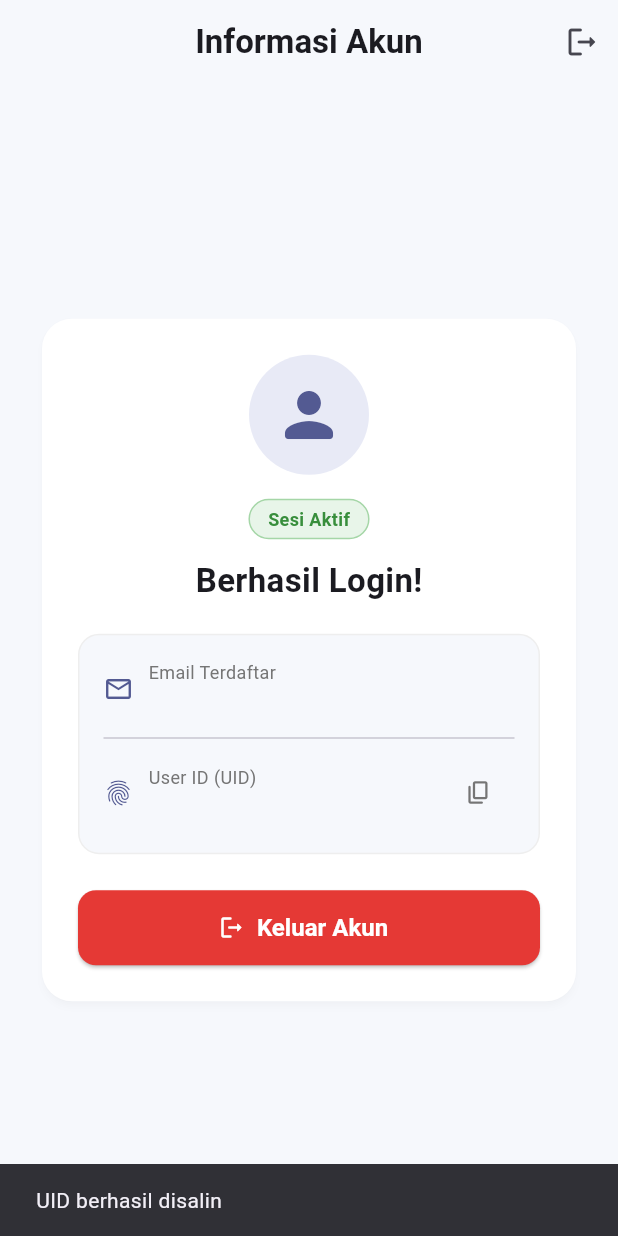
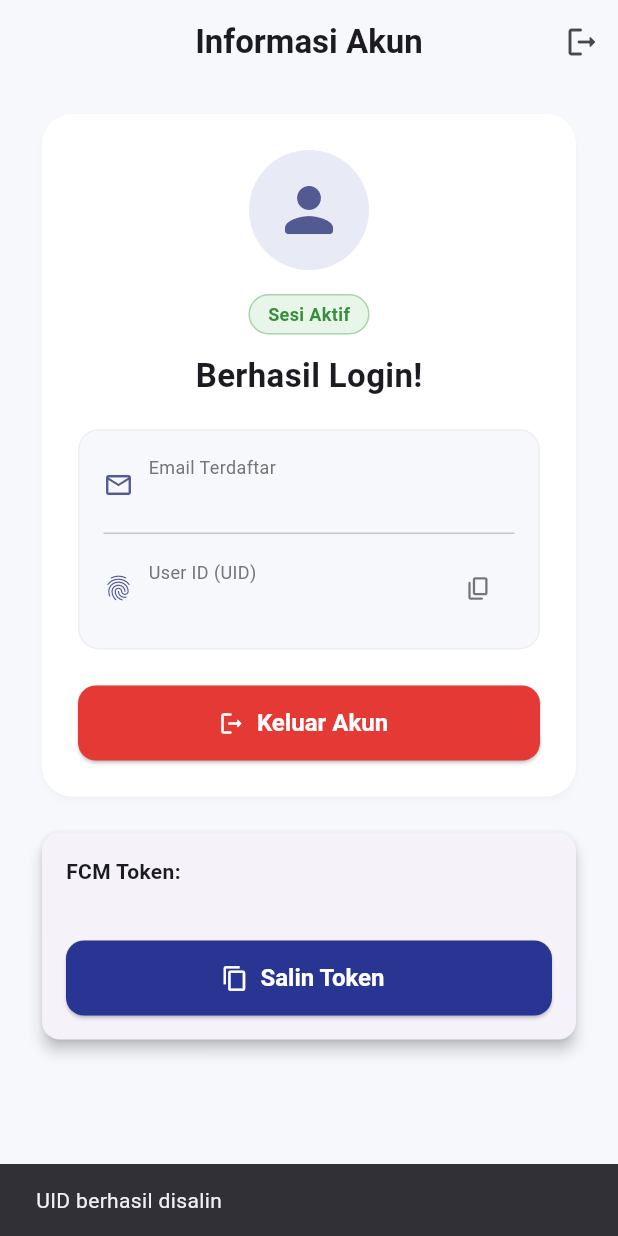
Before and after one commit to aryanfirmansyah126/firebase_login, a Flutter app: the screen it shows once a user with an empty profile is signed in, after a tap on the "content copy" icon, on a phone screen of 412 x 824 dp. Run offline on Flutter 3.47's test engine with Material 3 defaults, Android fonts, the phone set to English and light mode, and no system bars; our stand-ins replace firebase_auth, firebase_core, firebase_messaging, flutter_local_notifications; accounts and stored records are empty.

Commit message:
chore: buat branch pertemuan-9

```diff
--- /dev/null
+++ b/lib/fcm_token_card.dart
@@ -0,0 +1,53 @@
+import 'package:firebase_messaging/firebase_messaging.dart';
+import 'package:flutter/material.dart';
+import 'package:flutter/services.dart';
+
+
+
+/// Kartu untuk menampilkan FCM Token + tombol salin.
+/// Token ini yang nanti ditempel di Postman.
+class FcmTokenCard extends StatelessWidget {
+  const FcmTokenCard({super.key});
+
+  @override
+  Widget build(BuildContext context) {
+    return FutureBuilder<String?>(
+      // ignore: deprecated_member_use
+      future: FirebaseMessaging.instance.getToken(),
+      builder: (context, snapshot) {
+        if (snapshot.connectionState == ConnectionState.waiting) {
+          return const CircularProgressIndicator();
+        }
+        final token = snapshot.data ?? 'Token tidak tersedia';
+        return Card(
+          elevation: 4,
+          child: Padding(
+            padding: const EdgeInsets.all(16),
+            child: Column(
+              crossAxisAlignment: CrossAxisAlignment.start,
+              children: [
+                const Text(
+                  'FCM Token:',
+                  style: TextStyle(fontWeight: FontWeight.bold),
+                ),
+                const SizedBox(height: 8),
+                SelectableText(token, style: const TextStyle(fontSize: 12)),
+                const SizedBox(height: 8),
+                ElevatedButton.icon(
+                  icon: const Icon(Icons.copy),
+                  label: const Text('Salin Token'),
+                  onPressed: () {
+                    Clipboard.setData(ClipboardData(text: token));
+                    ScaffoldMessenger.of(context).showSnackBar(
+                      const SnackBar(content: Text('Token disalin!')),
+                    );
+                  },
+                ),
+              ],
+            ),
+          ),
+        );
+      },
+    );
+  }
+}
--- a/lib/main.dart
+++ b/lib/main.dart
@@ -1,6 +1,8 @@
 import 'package:firebase_core/firebase_core.dart';
+import 'package:firebase_messaging/firebase_messaging.dart';
 import 'package:flutter/material.dart';
 import 'firebase_options.dart';
+import 'notification_service.dart'; // <-- TAMBAHKAN INI (penyebab merah sebelumnya)
 import 'screens/auth_wrapper.dart';
 import 'screens/login_screen.dart';
 
@@ -10,7 +12,13 @@ Future<void> main() async {
     options: DefaultFirebaseOptions.currentPlatform,
   );
 
+  // Daftarkan handler untuk pesan saat aplikasi background / mati
+  FirebaseMessaging.onBackgroundMessage(firebaseMessagingBackgroundHandler);
+
   runApp(const MyApp());
+
+  // Inisialisasi notifikasi (izin, token, listener)
+  await NotificationService.init();
 }
 
 class MyApp extends StatelessWidget {
@@ -22,6 +30,7 @@ class MyApp extends StatelessWidget {
 
     return MaterialApp(
       debugShowCheckedModeBanner: false,
+      navigatorKey: navigatorKey, // Agar bisa navigasi dari klik notifikasi
       title: 'Auth Portal',
       theme: ThemeData(
         useMaterial3: true,
--- /dev/null
+++ b/lib/notification_service.dart
@@ -0,0 +1,159 @@
+import 'dart:convert';
+
+import 'package:firebase_core/firebase_core.dart';
+import 'package:firebase_messaging/firebase_messaging.dart';
+import 'package:flutter/material.dart';
+import 'package:flutter_local_notifications/flutter_local_notifications.dart';
+import 'firebase_options.dart';
+import 'notification_detail_screen.dart';
+
+/// Kunci global Navigator, supaya kita bisa pindah halaman
+/// dari luar widget (misalnya saat notifikasi di-klik).
+final GlobalKey<NavigatorState> navigatorKey = GlobalKey<NavigatorState>();
+/// HANDLER BACKGROUND / TERMINATED
+/// - Wajib fungsi top-level (di luar class).
+/// - Wajib diberi @pragma('vm:entry-point') agar tidak dibuang saat build release.
+/// - Dipanggil saat pesan masuk ketika aplikasi di background / mati.
+@pragma('vm:entry-point')
+Future<void> firebaseMessagingBackgroundHandler(RemoteMessage message) async {
+  await Firebase.initializeApp(options: DefaultFirebaseOptions.currentPlatform);
+  debugPrint('[FCM] Pesan BACKGROUND: ${message.messageId}');
+  debugPrint('[FCM] Data: ${message.data}');
+  // Catatan: notifikasi di system tray sudah ditampilkan otomatis oleh
+  // Android jika payload memiliki bagian "notification".
+}
+
+class NotificationService {
+  NotificationService._();
+
+  static final FirebaseMessaging _messaging = FirebaseMessaging.instance;
+  static final FlutterLocalNotificationsPlugin _localNotif =
+      FlutterLocalNotificationsPlugin();
+
+  /// Channel Android (Android 8+ wajib punya channel).
+  /// ID ini HARUS sama dengan yang ada di AndroidManifest.xml
+  /// dan di payload Postman ("channel_id").
+  static const AndroidNotificationChannel _channel = AndroidNotificationChannel(
+    'high_importance_channel', // id
+    'Notifikasi Penting', // nama yang terlihat di pengaturan HP
+    description: 'Channel untuk notifikasi dari Firebase Cloud Messaging',
+    importance: Importance.max,
+  );
+
+  static Future<void> init() async {
+    // 1. Minta izin notifikasi (Android 13+ akan muncul dialog izin)
+    final settings = await _messaging.requestPermission(
+      alert: true,
+      badge: true,
+      sound: true,
+    );
+    debugPrint('[FCM] Status izin: ${settings.authorizationStatus}');
+
+    // 2. Inisialisasi flutter_local_notifications + buat channel
+    const androidInit = AndroidInitializationSettings('@mipmap/ic_launcher');
+    await _localNotif.initialize(
+      settings: const InitializationSettings(android: androidInit),
+      // Dipanggil saat notifikasi LOKAL (foreground) di-klik
+      onDidReceiveNotificationResponse: (NotificationResponse response) {
+        if (response.payload != null) {
+          _openDetail(jsonDecode(response.payload!) as Map<String, dynamic>);
+        }
+      },
+    );
+    await _localNotif
+        .resolvePlatformSpecificImplementation<
+          AndroidFlutterLocalNotificationsPlugin
+        >()
+        ?.createNotificationChannel(_channel);
+
+    // 3. Ambil FCM Token (alamat tujuan notifikasi untuk device ini)
+    try {
+      // ignore: deprecated_member_use
+      final token = await _messaging.getToken();
+      debugPrint('[FCM] TOKEN: $token');
+    } catch (e) {
+      debugPrint('[FCM] Gagal mengambil token: $e');
+    }
+    // ignore: deprecated_member_use
+    _messaging.onTokenRefresh.listen((newToken) {
+      debugPrint('[FCM] TOKEN BARU: $newToken');});
+
+    // 4. Subscribe ke topic "kelas" (untuk kirim ke banyak device sekaligus)
+    await _messaging.subscribeToTopic('kelas');
+
+    // 5. FOREGROUND: pesan masuk saat aplikasi sedang dibuka
+    FirebaseMessaging.onMessage.listen(_showForegroundNotification);
+
+    // 6. BACKGROUND -> klik notifikasi -> aplikasi kembali terbuka
+    FirebaseMessaging.onMessageOpenedApp.listen((RemoteMessage message) {
+      debugPrint('[FCM] Dibuka dari BACKGROUND');
+      _openDetail(_messageToMap(message));
+    });
+
+    // 7. TERMINATED -> klik notifikasi -> aplikasi dijalankan dari awal
+    final initialMessage = await _messaging.getInitialMessage();
+    if (initialMessage != null) {
+      debugPrint('[FCM] Dibuka dari kondisi MATI (terminated)');
+      _openDetail(_messageToMap(initialMessage));
+    }
+
+    // 8. (Tambahan) Aplikasi dibuka dari notifikasi LOKAL saat app sudah mati
+    final launchDetails = await _localNotif.getNotificationAppLaunchDetails();
+    final payload = launchDetails?.notificationResponse?.payload;
+    if ((launchDetails?.didNotificationLaunchApp ?? false) && payload != null) {
+      _openDetail(jsonDecode(payload) as Map<String, dynamic>);
+    }
+  }
+
+  /// Menampilkan notifikasi saat aplikasi di FOREGROUND.
+  /// Android TIDAK menampilkan notifikasi FCM secara otomatis
+  /// jika aplikasi sedang dibuka, jadi kita tampilkan sendiri.
+  static Future<void> _showForegroundNotification(RemoteMessage message) async {
+    debugPrint('[FCM] Pesan FOREGROUND: ${message.notification?.title}');
+    final notification = message.notification;
+    if (notification == null) return;
+
+    await _localNotif.show(
+      id: notification.hashCode,
+      title: notification.title,
+      body: notification.body,
+      notificationDetails: NotificationDetails(
+        android: AndroidNotificationDetails(
+          _channel.id,
+          _channel.name,
+          channelDescription: _channel.description,
+          importance: Importance.max,
+          priority: Priority.high,
+          icon: '@mipmap/ic_launcher',
+        ),
+      ),
+      payload: jsonEncode(_messageToMap(message)),
+    );
+  }
+
+  /// Gabungkan title, body, dan data menjadi satu Map.
+  static Map<String, dynamic> _messageToMap(RemoteMessage message) {
+    return {
+      'title': message.notification?.title ?? '-',
+      'body': message.notification?.body ?? '-',
+      ...message.data,
+    };
+  }
+
+  /// Buka halaman detail notifikasi.
+  static void _openDetail(Map<String, dynamic> data) {
+    void push() {
+      navigatorKey.currentState?.push( MaterialPageRoute(
+          builder: (_) => NotificationDetailScreen(data: data),
+        ),
+      );
+    }
+
+    // Jika Navigator belum siap (aplikasi baru start), tunggu frame pertama.
+    if (navigatorKey.currentState != null) {
+      push();
+    } else {
+      WidgetsBinding.instance.addPostFrameCallback((_) => push());
+    }
+  }
+}
--- a/lib/screens/user_info_screen.dart
+++ b/lib/screens/user_info_screen.dart
@@ -1,6 +1,7 @@
 import 'package:firebase_auth/firebase_auth.dart';
 import 'package:flutter/material.dart';
 import 'package:flutter/services.dart';
+import '../fcm_token_card.dart'; // <-- BARU: import kartu FCM Token
 
 class UserInfoScreen extends StatelessWidget {
   final User user;
@@ -33,10 +34,14 @@ class UserInfoScreen extends StatelessWidget {
         ],
       ),
       body: SafeArea(
-        child: Center(
+        // DIUBAH: Center dihapus agar layar bisa di-scroll dari atas ke bawah
         child: SingleChildScrollView(
           padding: const EdgeInsets.symmetric(horizontal: 24, vertical: 16),
-            child: Card(
+          child: Column(
+            crossAxisAlignment: CrossAxisAlignment.stretch,
+            children: [
+              // Card Informasi Akun (tetap)
+              Card(
                 elevation: 2,
                 shadowColor: Colors.black12,
                 color: Colors.white,
@@ -109,7 +114,8 @@ class UserInfoScreen extends StatelessWidget {
                                 const SizedBox(width: 10),
                                 Expanded(
                                   child: Column(
-                                  crossAxisAlignment: CrossAxisAlignment.start,
+                                    crossAxisAlignment:
+                                        CrossAxisAlignment.start,
                                     children: [
                                       Text(
                                         'Email Terdaftar',
@@ -145,7 +151,8 @@ class UserInfoScreen extends StatelessWidget {
                                 const SizedBox(width: 10),
                                 Expanded(
                                   child: Column(
-                                  crossAxisAlignment: CrossAxisAlignment.start,
+                                    crossAxisAlignment:
+                                        CrossAxisAlignment.start,
                                     children: [
                                       Text(
                                         'User ID (UID)',
@@ -203,6 +210,10 @@ class UserInfoScreen extends StatelessWidget {
                   ),
                 ),
               ),
+
+              const SizedBox(height: 16), // <-- BARU
+              const FcmTokenCard(), // <-- BARU: menampilkan kartu FCM Token
+            ],
           ),
         ),
       ),
--- a/pubspec.yaml
+++ b/pubspec.yaml
@@ -36,6 +36,8 @@ dependencies:
   cupertino_icons: ^1.0.8
   firebase_core: ^5.2.0
   firebase_auth: ^7.1.0
+  firebase_messaging: ^17.1.0
+  flutter_local_notifications: ^23.0.4
 
 dev_dependencies:
   flutter_test:
```
Also changed, not shown: lib/notification_detail_screen.dart (added, +52 -0 lines), pubspec.lock, 4 other files. Lines whose indentation alone changed are shown as unchanged.
